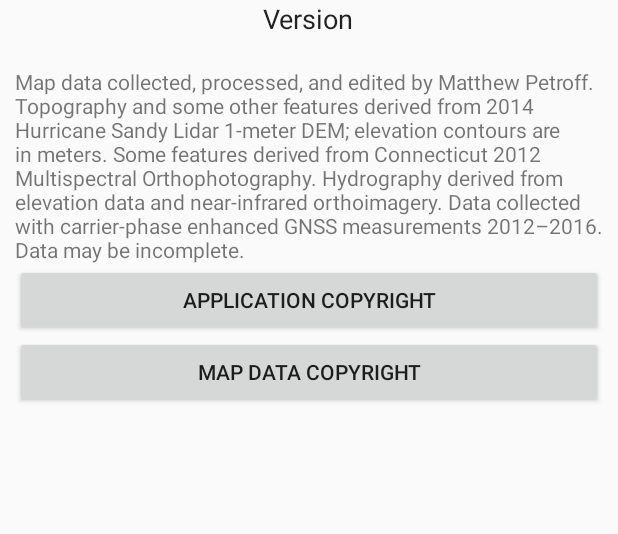
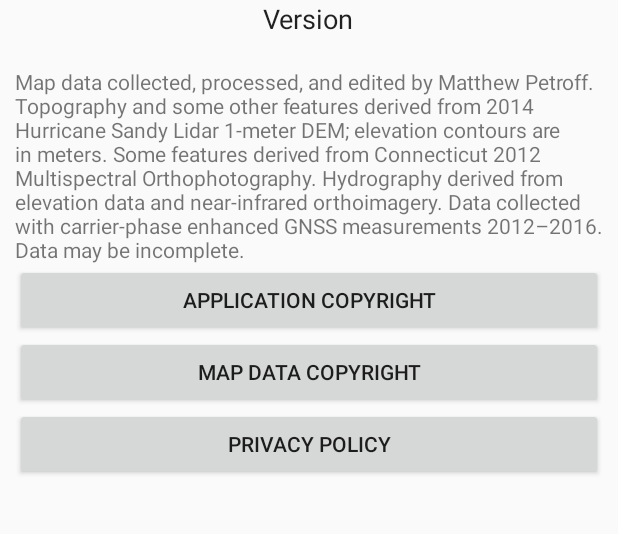
Before and after one commit to mpetroff/camp-workcoeman-map-app, an Android app: the layout activity_about.xml on its own in the app's theme, with its tools: preview values and no code run, on a phone screen of 412 x 824 dp, the part 176-710 px from its top. Run offline under Robolectric (Android 15) with nearby library versions, the phone set to English and light mode, and no system bars.

Commit message:
Add privacy policy because of Google's stupid rules.
The app doesn't have permission to access the internet but still needs one.

The most recent update was rejected from the Google Play store because the
privacy policy link went to a (non-raw view of) GitHub Gist, which had a
"sign in to comment" link. The rejection reason was:

"Must be available on an active, publicly accessible and non-geofenced URL
(no PDFs), cannot be edited or commented, and cannot auto download a file."

Of course Google's posted copy of the user data policy actually reads:

"Please make sure your privacy policy is available on an active, publicly
accessible and non-geofenced URL (no PDFs) and is non-editable."

and says nothing about commenting.

```diff
--- a/android/app/build.gradle
+++ b/android/app/build.gradle
@@ -6,7 +6,7 @@ android {
         minSdkVersion 21
         compileSdk 34
         targetSdkVersion 34
-        versionCode 8
+        versionCode 9
         versionName "0.5"
     }
     buildTypes {
--- a/android/app/src/main/java/net/mpetroff/campworkcoemanmap/AboutActivity.java
+++ b/android/app/src/main/java/net/mpetroff/campworkcoemanmap/AboutActivity.java
@@ -47,4 +47,8 @@ public class AboutActivity extends AppCompatActivity {
     public void openMapDataCopyright(View view) {
         startActivity(new Intent(this, MapDataCopyrightActivity.class));
     }
+
+    public void openPrivacyPolicy(View view) {
+        startActivity(new Intent(this, PrivacyPolicyActivity.class));
+    }
 }
--- a/android/app/src/main/res/layout/activity_about.xml
+++ b/android/app/src/main/res/layout/activity_about.xml
@@ -61,5 +61,12 @@
             android:layout_height="wrap_content"
             android:onClick="openMapDataCopyright"
             android:text="@string/map_data_copyright_label" />
+
+        <Button
+            android:id="@+id/privacy_policy"
+            android:layout_width="match_parent"
+            android:layout_height="wrap_content"
+            android:onClick="openPrivacyPolicy"
+            android:text="@string/privacy_policy_label" />
     </LinearLayout>
 </ScrollView>
--- a/android/app/src/main/res/values/strings.xml
+++ b/android/app/src/main/res/values/strings.xml
@@ -24,8 +24,11 @@
         incomplete.</string>
     <string name="app_copyright_label">Application Copyright</string>
     <string name="map_data_copyright_label">Map Data Copyright</string>
+    <string name="privacy_policy_label">Privacy Policy</string>
     <string name="title_activity_app_copyright">Application Copyright</string>
     <string name="app_copyright_file">file:///android_asset/app_copyright.html</string>
     <string name="title_activity_map_data_copyright">Map Data Copyright</string>
     <string name="map_data_copyright_file">file:///android_asset/map_data_copyright.html</string>
+    <string name="title_activity_privacy_policy">Privacy Policy</string>
+    <string name="privacy_policy_file">file:///android_asset/privacy_policy.html</string>
 </resources>
```
Also changed, not shown: android/app/src/main/AndroidManifest.xml (+10 -0 lines), android/app/src/main/java/net/mpetroff/campworkcoemanmap/PrivacyPolicyActivity.java (added, +44 -0 lines), 1 other file.
